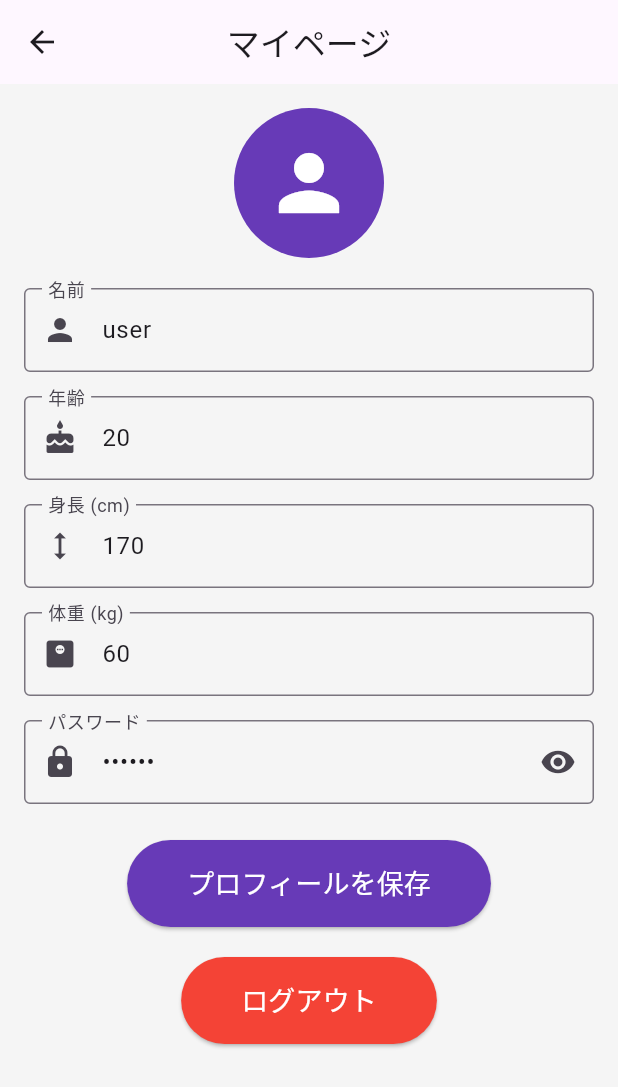
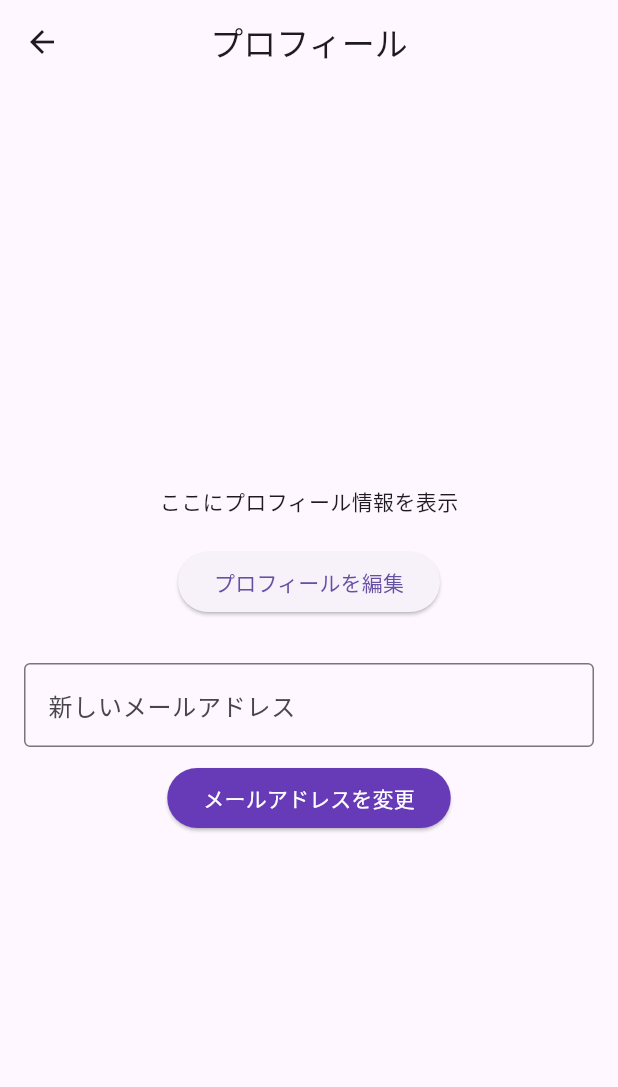
Before and after one commit to GotoShinnnosuke/2025procon, a Flutter app: the IndexPage screen opened directly, after a tap on "プロフィール", on a phone screen of 412 x 824 dp. Shown: the top 1087 px of the screen. Run offline on Flutter 3.47's test engine with Material 3 defaults, Android fonts, the phone set to English and light mode, and no system bars; our stand-ins replace firebase_auth, firebase_core; accounts and stored records are empty.

Commit message:
パスワード変更、プロフィール画面の変更

```diff
--- a/lib/index.dart
+++ b/lib/index.dart
@@ -1,6 +1,5 @@
+import 'package:fitness/profire_view_page.dart';
 import 'package:flutter/material.dart';
-import 'mypage.dart';
-
 class IndexPage extends StatelessWidget {
   @override
   Widget build(BuildContext context) {
@@ -20,7 +19,7 @@ class IndexPage extends StatelessWidget {
               onPressed: () {
                 Navigator.push(
                   context,
-                  MaterialPageRoute(builder: (context) => MyPage()),
+                  MaterialPageRoute(builder: (context) => const ProfileView()),
                 );
               },
             ),
--- /dev/null
+++ b/lib/profire_view_page.dart
@@ -0,0 +1,109 @@
+import 'package:flutter/material.dart';
+import 'package:firebase_auth/firebase_auth.dart';
+import 'mypage.dart';
+
+class ProfileView extends StatefulWidget {
+  const ProfileView({super.key});
+
+  @override
+  State<ProfileView> createState() => _ProfileViewState();
+}
+
+class _ProfileViewState extends State<ProfileView> {
+  final _newEmailController = TextEditingController();
+
+  @override
+  void dispose() {
+    _newEmailController.dispose();
+    super.dispose();
+  }
+
+  /// メールアドレス変更処理
+  Future<void> _changeEmail() async {
+    final user = FirebaseAuth.instance.currentUser;
+    final newEmail = _newEmailController.text.trim();
+
+    if (newEmail.isEmpty || !newEmail.contains('@')) {
+      ScaffoldMessenger.of(context).showSnackBar(
+        const SnackBar(content: Text('正しいメールアドレスを入力してください')),
+      );
+      return;
+    }
+
+    try {
+      await user?.verifyBeforeUpdateEmail(newEmail);
+
+      // 成功メッセージ
+      showDialog(
+        context: context,
+        builder: (_) => AlertDialog(
+          title: const Text('確認メールを送信しました'),
+          content: Text('新しいメールアドレス「$newEmail」宛に確認メールを送信しました。'
+              '\nメール内のリンクをクリックして変更を完了してください。'),
+          actions: [
+            TextButton(
+              onPressed: () => Navigator.pop(context),
+              child: const Text('OK'),
+            ),
+          ],
+        ),
+      );
+    } on FirebaseAuthException catch (e) {
+      String message = 'エラーが発生しました: ${e.message}';
+      if (e.code == 'requires-recent-login') {
+        message = '再ログインが必要です。もう一度ログインしてください。';
+      }
+      ScaffoldMessenger.of(context)
+          .showSnackBar(SnackBar(content: Text(message)));
+    }
+  }
+
+  @override
+  Widget build(BuildContext context) {
+    return Scaffold(
+      appBar: AppBar(
+        title: const Text('プロフィール'),
+        centerTitle: true,
+      ),
+      body: Center(
+        child: Padding(
+          padding: const EdgeInsets.all(16),
+          child: Column(
+            mainAxisAlignment: MainAxisAlignment.center,
+            children: [
+              const Text('ここにプロフィール情報を表示'),
+              const SizedBox(height: 20),
+              ElevatedButton(
+                onPressed: () {
+                  Navigator.push(
+                    context,
+                    MaterialPageRoute(builder: (context) => const MyPage()),
+                  );
+                },
+                child: const Text('プロフィールを編集'),
+              ),
+              const SizedBox(height: 30),
+              TextField(
+                controller: _newEmailController,
+                decoration: const InputDecoration(
+                  labelText: '新しいメールアドレス',
+                  border: OutlineInputBorder(),
+                ),
+                keyboardType: TextInputType.emailAddress,
+              ),
+              const SizedBox(height: 10),
+              ElevatedButton(
+                onPressed: _changeEmail,
+                style: ElevatedButton.styleFrom(
+                  backgroundColor: Colors.deepPurple,
+                  foregroundColor: Colors.white,
+                ),
+                child: const Text('メールアドレスを変更'),
+              ),
+            ],
+          ),
+        ),
+      ),
+    );
+  }
+}
```
Also changed, not shown: lib/forget.dart (added, +154 -0 lines), lib/main.dart (+138 -93 lines), lib/mypage.dart (+7 -6 lines), pubspec.yaml (+13 -1 lines), firebase.json (added), lib/firebase_options.dart (added), pubspec.lock, 6 other files.
